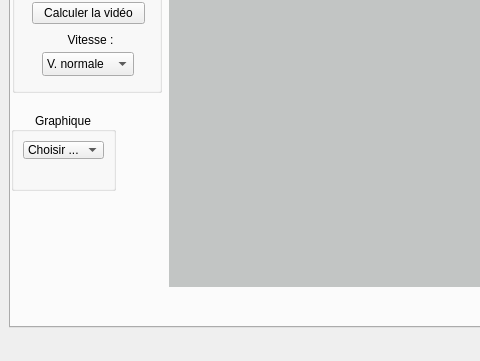
Qt form src/pymecavideo.ui (rene-d/pymecavideo) before a commit; both pictures show x 0 to 480 and y 252 to 613 of the 820 by 613 pixel window.
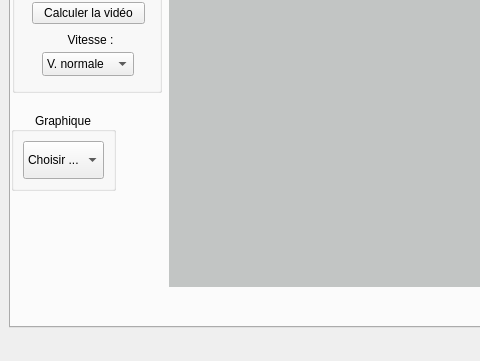
The same form after that commit. The open tabs and pages were chosen to show the change.

Commit message: réglages interface mini + enlevement label_graphiques

```diff
--- a/src/pymecavideo.ui
+++ b/src/pymecavideo.ui
@@ -970,6 +970,15 @@
         <layout class="QVBoxLayout" name="verticalLayout">
          <item>
           <widget class="QComboBox" name="comboBox_mode_tracer">
+           <property name="sizePolicy">
+            <sizepolicy hsizetype="Preferred" vsizetype="MinimumExpanding">
+             <horstretch>0</horstretch>
+             <verstretch>0</verstretch>
+            </sizepolicy>
+           </property>
+           <property name="sizeAdjustPolicy">
+            <enum>QComboBox::AdjustToContents</enum>
+           </property>
            <item>
             <property name="text">
              <string>Choisir ...</string>
@@ -977,19 +986,6 @@
            </item>
           </widget>
          </item>
-         <item>
-          <widget class="QLabel" name="label_graphiques">
-           <property name="enabled">
-            <bool>false</bool>
-           </property>
-           <property name="text">
-            <string/>
-           </property>
-           <property name="alignment">
-            <set>Qt::AlignCenter</set>
-           </property>
-          </widget>
-         </item>
         </layout>
        </widget>
        <zorder>label_3</zorder>
```
Left out of the diff: 14 changed lines with no effect on the pictures. The commit also changes 2 other files.
